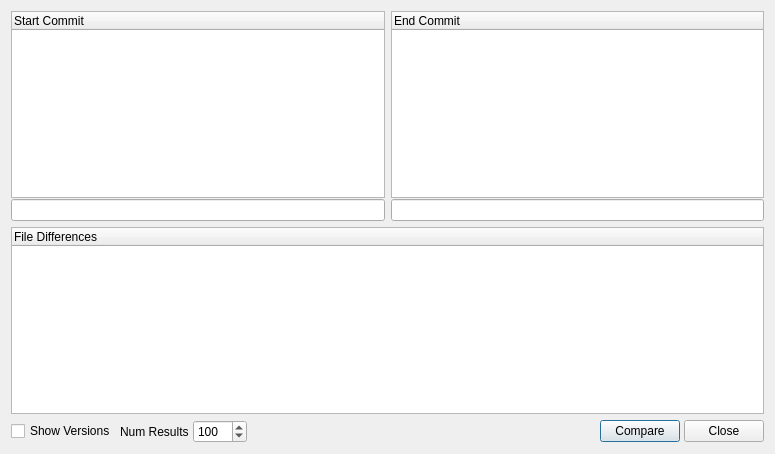
Qt form ui/compare.ui (git-cola/git-cola) before a commit.
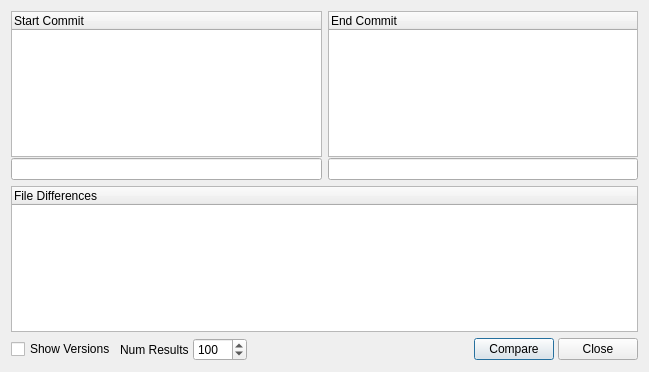
The same form after that commit.

```diff
--- a/ui/compare.ui
+++ b/ui/compare.ui
@@ -5,8 +5,8 @@
    <rect>
     <x>0</x>
     <y>0</y>
-    <width>775</width>
-    <height>454</height>
+    <width>649</width>
+    <height>372</height>
    </rect>
   </property>
   <property name="windowTitle" >
```
